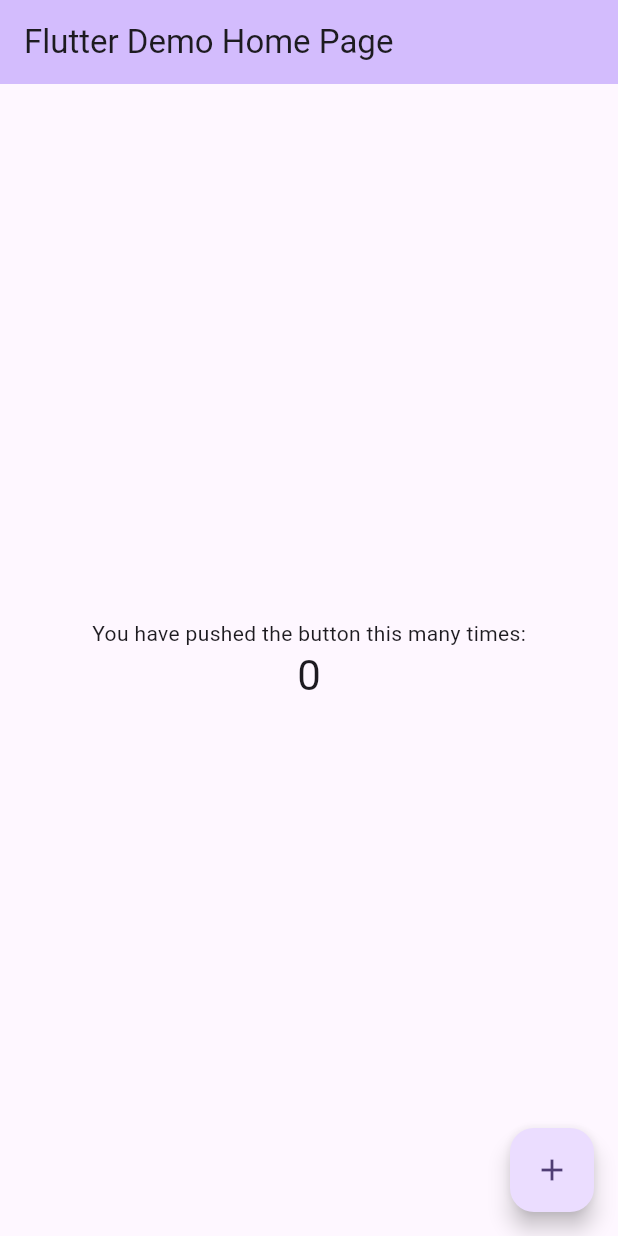
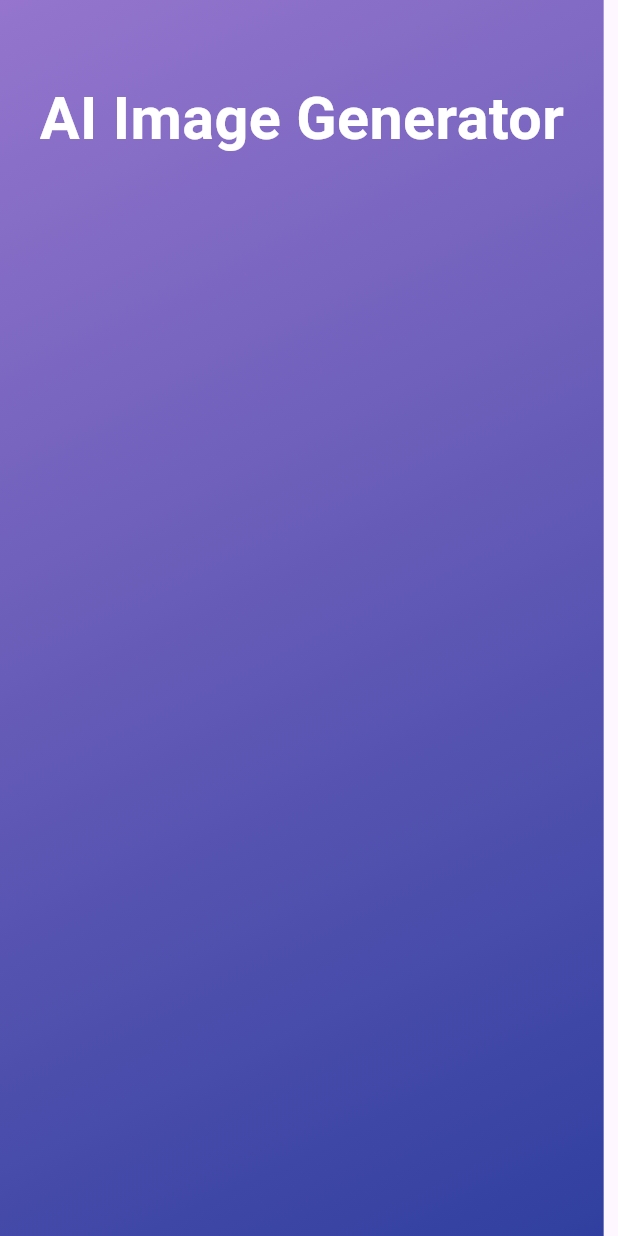
Before and after one commit to abanobgamil/AI_Image_Generator, a Flutter app: the screen it shows after launch, on a phone screen of 412 x 824 dp. Run offline on Flutter 3.47's test engine with Material 3 defaults, Android fonts, the phone set to English and light mode, and no system bars; our stand-ins replace flutter_screenutil.

Commit message:
Create AiTextToImageGenerator screen

```diff
--- a/lib/main.dart
+++ b/lib/main.dart
@@ -1,125 +1,18 @@
+import 'package:ai_image_generator/presentation/screen/ai_text_to_image_generator.dart';
 import 'package:flutter/material.dart';
+import 'package:flutter_screenutil/flutter_screenutil.dart';
+import 'package:provider/provider.dart';
 
 void main() {
-  runApp(const MyApp());
+  runApp(
+    ScreenUtilInit(
+      designSize: const Size(375, 812),
+      builder: (context, child) {
+        return MaterialApp(
+          debugShowCheckedModeBanner: false,
+          home: const AiTextToImageGenerator(),
+        );
+      },
+    ),
+  );
 }
-
-class MyApp extends StatelessWidget {
-  const MyApp({super.key});
-
-  // This widget is the root of your application.
-  @override
-  Widget build(BuildContext context) {
-    return MaterialApp(
-      title: 'Flutter Demo',
-      theme: ThemeData(
-        // This is the theme of your application.
-        //
-        // TRY THIS: Try running your application with "flutter run". You'll see
-        // the application has a purple toolbar. Then, without quitting the app,
-        // try changing the seedColor in the colorScheme below to Colors.green
-        // and then invoke "hot reload" (save your changes or press the "hot
-        // reload" button in a Flutter-supported IDE, or press "r" if you used
-        // the command line to start the app).
-        //
-        // Notice that the counter didn't reset back to zero; the application
-        // state is not lost during the reload. To reset the state, use hot
-        // restart instead.
-        //
-        // This works for code too, not just values: Most code changes can be
-        // tested with just a hot reload.
-        colorScheme: ColorScheme.fromSeed(seedColor: Colors.deepPurple),
-        useMaterial3: true,
-      ),
-      home: const MyHomePage(title: 'Flutter Demo Home Page'),
-    );
-  }
-}
-
-class MyHomePage extends StatefulWidget {
-  const MyHomePage({super.key, required this.title});
-
-  // This widget is the home page of your application. It is stateful, meaning
-  // that it has a State object (defined below) that contains fields that affect
-  // how it looks.
-
-  // This class is the configuration for the state. It holds the values (in this
-  // case the title) provided by the parent (in this case the App widget) and
-  // used by the build method of the State. Fields in a Widget subclass are
-  // always marked "final".
-
-  final String title;
-
-  @override
-  State<MyHomePage> createState() => _MyHomePageState();
-}
-
-class _MyHomePageState extends State<MyHomePage> {
-  int _counter = 0;
-
-  void _incrementCounter() {
-    setState(() {
-      // This call to setState tells the Flutter framework that something has
-      // changed in this State, which causes it to rerun the build method below
-      // so that the display can reflect the updated values. If we changed
-      // _counter without calling setState(), then the build method would not be
-      // called again, and so nothing would appear to happen.
-      _counter++;
-    });
-  }
-
-  @override
-  Widget build(BuildContext context) {
-    // This method is rerun every time setState is called, for instance as done
-    // by the _incrementCounter method above.
-    //
-    // The Flutter framework has been optimized to make rerunning build methods
-    // fast, so that you can just rebuild anything that needs updating rather
-    // than having to individually change instances of widgets.
-    return Scaffold(
-      appBar: AppBar(
-        // TRY THIS: Try changing the color here to a specific color (to
-        // Colors.amber, perhaps?) and trigger a hot reload to see the AppBar
-        // change color while the other colors stay the same.
-        backgroundColor: Theme.of(context).colorScheme.inversePrimary,
-        // Here we take the value from the MyHomePage object that was created by
-        // the App.build method, and use it to set our appbar title.
-        title: Text(widget.title),
-      ),
-      body: Center(
-        // Center is a layout widget. It takes a single child and positions it
-        // in the middle of the parent.
-        child: Column(
-          // Column is also a layout widget. It takes a list of children and
-          // arranges them vertically. By default, it sizes itself to fit its
-          // children horizontally, and tries to be as tall as its parent.
-          //
-          // Column has various properties to control how it sizes itself and
-          // how it positions its children. Here we use mainAxisAlignment to
-          // center the children vertically; the main axis here is the vertical
-          // axis because Columns are vertical (the cross axis would be
-          // horizontal).
-          //
-          // TRY THIS: Invoke "debug painting" (choose the "Toggle Debug Paint"
-          // action in the IDE, or press "p" in the console), to see the
-          // wireframe for each widget.
-          mainAxisAlignment: MainAxisAlignment.center,
-          children: <Widget>[
-            const Text(
-              'You have pushed the button this many times:',
-            ),
-            Text(
-              '$_counter',
-              style: Theme.of(context).textTheme.headlineMedium,
-            ),
-          ],
-        ),
-      ),
-      floatingActionButton: FloatingActionButton(
-        onPressed: _incrementCounter,
-        tooltip: 'Increment',
-        child: const Icon(Icons.add),
-      ), // This trailing comma makes auto-formatting nicer for build methods.
-    );
-  }
-}
--- /dev/null
+++ b/lib/presentation/screen/ai_text_to_image_generator.dart
@@ -0,0 +1,41 @@
+import 'package:flutter/material.dart';
+import 'package:flutter_screenutil/flutter_screenutil.dart';
+
+class AiTextToImageGenerator extends StatelessWidget {
+  const AiTextToImageGenerator({super.key});
+
+  @override
+  Widget build(BuildContext context) {
+    return Scaffold(
+      body: Container(
+        decoration: BoxDecoration(
+          gradient: LinearGradient(
+            colors: [Colors.deepPurple.shade300, Colors.indigo.shade700],
+            begin: Alignment.topLeft,
+            end: Alignment.bottomRight,
+          ),
+        ),
+        child: SafeArea(
+          child: Padding(
+            padding: EdgeInsets.symmetric(horizontal: 24.w,vertical: 50.h),
+            child: Column(
+              mainAxisSize: MainAxisSize.max,
+              children: [
+                FittedBox(
+                  child: Text(
+                    "AI Image Generator",
+                    style: TextStyle(
+                      fontSize: 36.sp,
+                      fontWeight: FontWeight.bold,
+                      color: Colors.white,
+                    ),
+                  ),
+                ),
+              ],
+            ),
+          ),
+        ),
+      ),
+    );
+  }
+}
```
